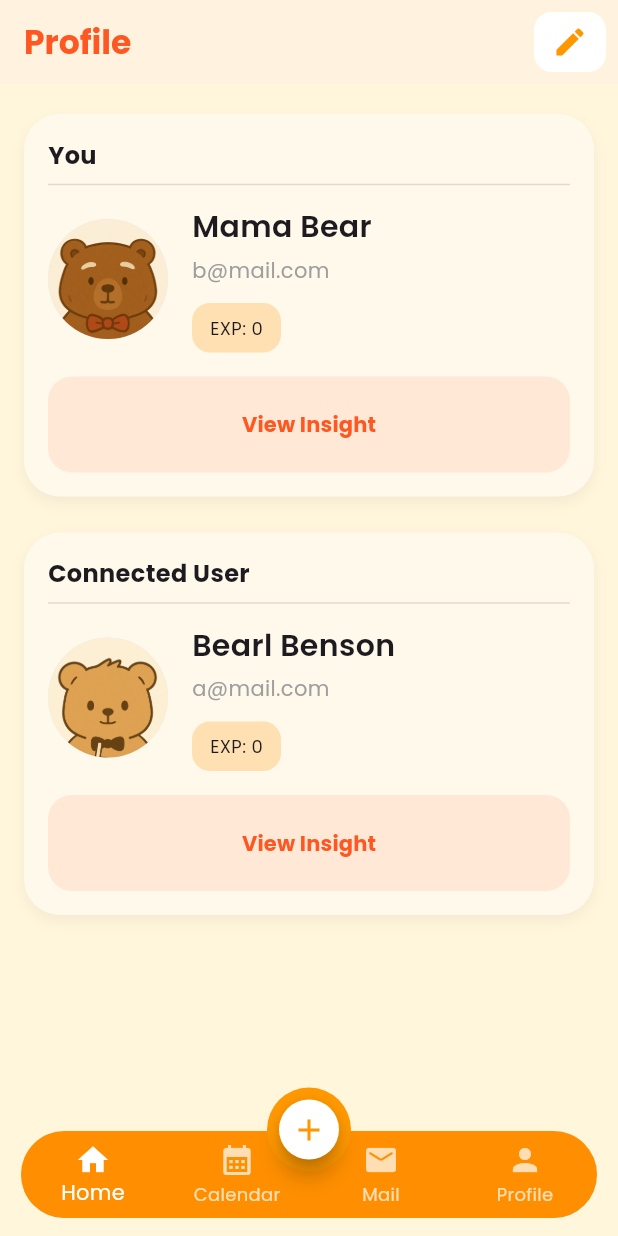
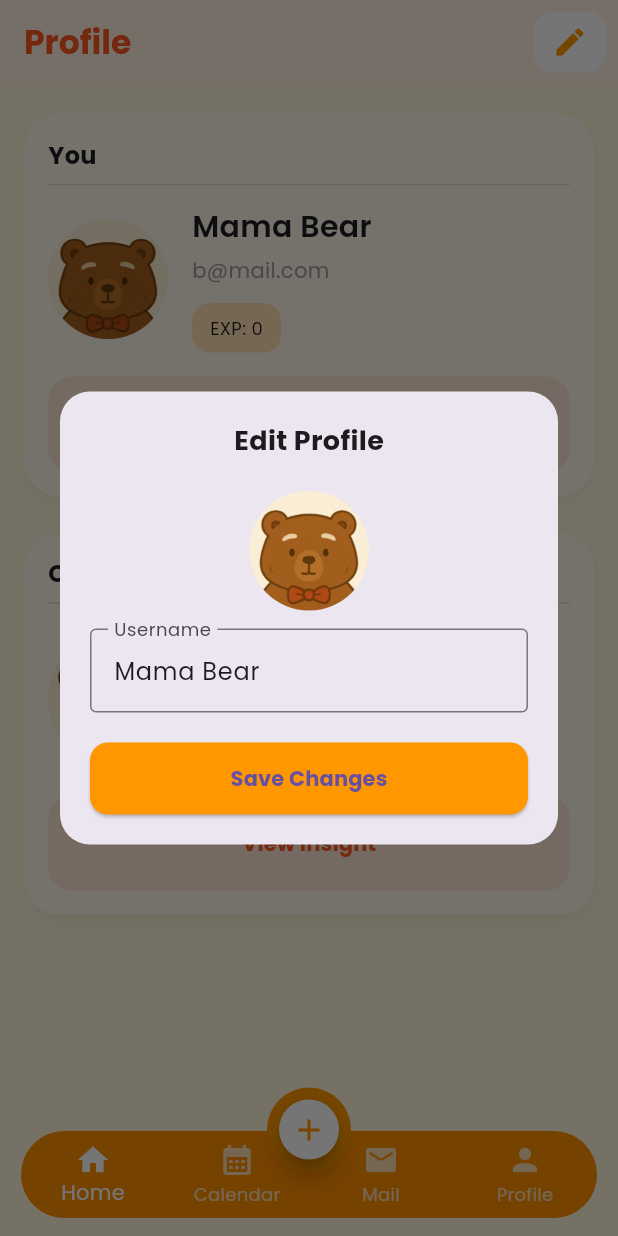
Before and after one commit to AndrewSebastianH/thesis-frontend, a Flutter app: the ProfilePage screen opened by its route, after a tap on the "edit" icon, on a phone screen of 412 x 824 dp. Run offline on Flutter 3.47's test engine with Material 3 defaults, Android fonts, the phone set to English and light mode, and no system bars; our stand-ins replace dio, flutter_dotenv, flutter_otp_text_field, go_router, google_fonts, shared_preferences and 2 more; accounts and stored records are empty.

Commit message:
feat: edit profile modal early modal, insight api service function update

```diff
--- a/thesis_frontend/lib/screens/main/profile_page.dart
+++ b/thesis_frontend/lib/screens/main/profile_page.dart
@@ -138,7 +138,14 @@ class ProfilePage extends StatelessWidget {
               child: IconButton(
                 icon: const Icon(Icons.edit, color: Colors.orange),
                 onPressed: () {
-                  // TODO: Edit profile
+                  showDialog(
+                    context: context,
+                    builder:
+                        (context) => EditProfileDialog(
+                          initialAvatarAsset: userProvider.userAvatarAsset,
+                          initialUsername: user?.username ?? '',
+                        ),
+                  );
                 },
               ),
             ),
@@ -178,3 +185,116 @@ class ProfilePage extends StatelessWidget {
     );
   }
 }
+
+class EditProfileDialog extends StatefulWidget {
+  final String initialAvatarAsset;
+  final String initialUsername;
+
+  const EditProfileDialog({
+    super.key,
+    required this.initialAvatarAsset,
+    required this.initialUsername,
+  });
+
+  @override
+  State<EditProfileDialog> createState() => _EditProfileDialogState();
+}
+
+class _EditProfileDialogState extends State<EditProfileDialog> {
+  late TextEditingController _usernameController;
+  late String _selectedAvatar;
+
+  @override
+  void initState() {
+    super.initState();
+    _usernameController = TextEditingController(text: widget.initialUsername);
+    _selectedAvatar = widget.initialAvatarAsset;
+  }
+
+  @override
+  void dispose() {
+    _usernameController.dispose();
+    super.dispose();
+  }
+
+  void _saveChanges() {
+    final updatedUsername = _usernameController.text.trim();
+    final updatedAvatar = _selectedAvatar;
+
+    if (updatedUsername.isEmpty) {
+      ScaffoldMessenger.of(
+        context,
+      ).showSnackBar(const SnackBar(content: Text("Username cannot be empty")));
+      return;
+    }
+
+    // TODO: Send updatedUsername and updatedAvatar to backend
+    print("New Username: $updatedUsername");
+    print("New Avatar: $updatedAvatar");
+
+    Navigator.of(context).pop(); // Close the dialog
+  }
+
+  void _selectAvatar() {
+    // For now, just a simple toggle (mock). Later you can open a proper avatar picker.
+    setState(() {
+      _selectedAvatar =
+          _selectedAvatar == 'assets/images/avatars/1.png'
+              ? 'assets/images/bear_girl.png'
+              : 'assets/images/bear_boy.png';
+    });
+  }
+
+  @override
+  Widget build(BuildContext context) {
+    return Dialog(
+      shape: RoundedRectangleBorder(borderRadius: BorderRadius.circular(20)),
+      child: Padding(
+        padding: const EdgeInsets.all(20),
+        child: Column(
+          mainAxisSize: MainAxisSize.min,
+          children: [
+            const Text(
+              "Edit Profile",
+              style: TextStyle(fontWeight: FontWeight.bold, fontSize: 18),
+            ),
+            const SizedBox(height: 20),
+            GestureDetector(
+              onTap: _selectAvatar,
+              child: CircleAvatar(
+                radius: 40,
+                backgroundImage: AssetImage(_selectedAvatar),
+              ),
+            ),
+            const SizedBox(height: 12),
+            TextField(
+              controller: _usernameController,
+              decoration: const InputDecoration(
+                labelText: "Username",
+                border: OutlineInputBorder(),
+              ),
+            ),
+            const SizedBox(height: 20),
+            SizedBox(
+              width: double.infinity,
+              height: 48,
+              child: ElevatedButton(
+                onPressed: _saveChanges,
+                style: ElevatedButton.styleFrom(
+                  backgroundColor: Colors.orange,
+                  shape: RoundedRectangleBorder(
+                    borderRadius: BorderRadius.circular(12),
+                  ),
+                ),
+                child: const Text(
+                  "Save Changes",
+                  style: TextStyle(fontWeight: FontWeight.bold),
+                ),
+              ),
+            ),
+          ],
+        ),
+      ),
+    );
+  }
+}
--- a/thesis_frontend/lib/services/insights_api_service.dart
+++ b/thesis_frontend/lib/services/insights_api_service.dart
@@ -5,7 +5,7 @@ import 'package:thesis_frontend/models/insights_mdl.dart';
 // import 'package:dio/dio.dart';
 
 class InsightApiService {
-  static Future<InsightModel> fetchInsight(String type) async {
+  static Future<InsightModel> fetchInsight(String type, String range) async {
     try {
       // In real use:
       // final response = await http.get(Uri.parse('https://yourapi.com/api/insight?type=$type'));
```
